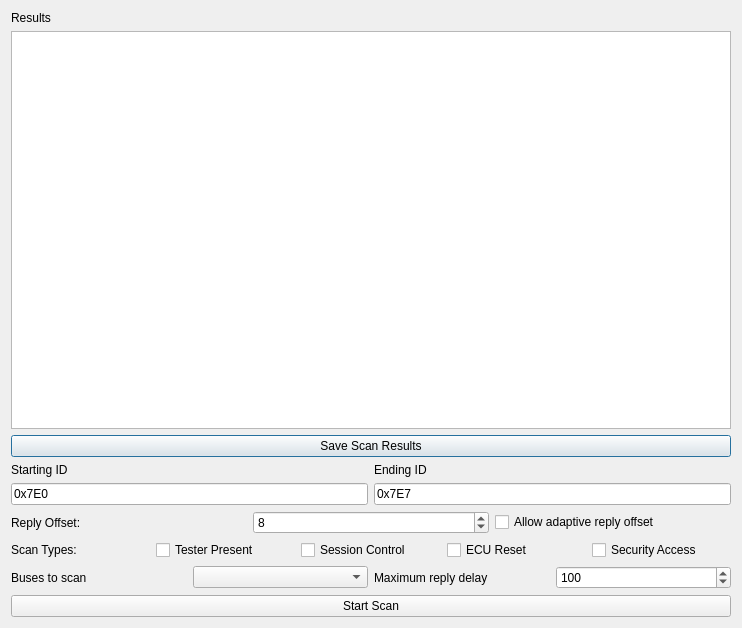
Qt form ui/udsscanwindow.ui (collin80/SavvyCAN) before a commit.
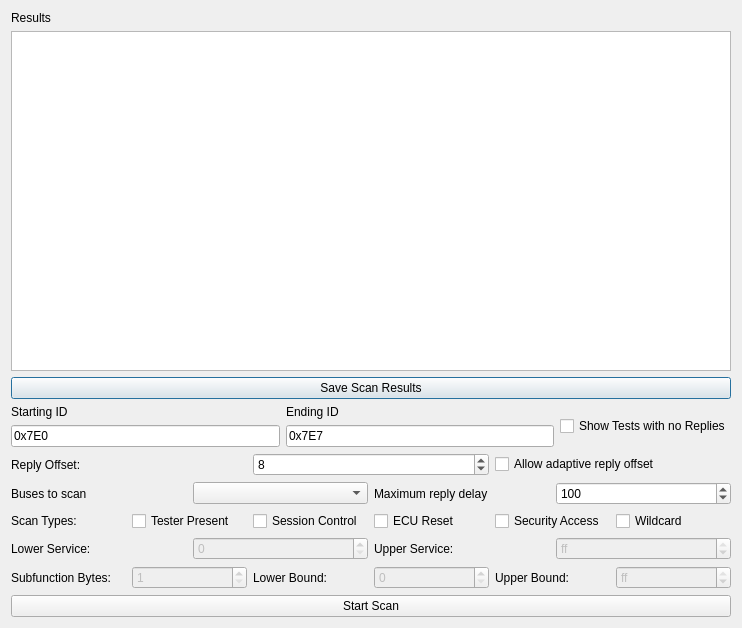
The same form after that commit.

Commit message: More implementation of UDS scanner - now output is colored and in tree format.

```diff
--- a/ui/udsscanwindow.ui
+++ b/ui/udsscanwindow.ui
@@ -22,7 +22,16 @@
     </widget>
    </item>
    <item>
-    <widget class="QListWidget" name="listResults"/>
+    <widget class="QTreeWidget" name="treeResults">
+     <attribute name="headerVisible">
+      <bool>false</bool>
+     </attribute>
+     <column>
+      <property name="text">
+       <string notr="true">1</string>
+      </property>
+     </column>
+    </widget>
    </item>
    <item>
     <widget class="QPushButton" name="btnSaveResults">
@@ -69,6 +78,13 @@
        </item>
       </layout>
      </item>
+     <item>
+      <widget class="QCheckBox" name="ckShowNoReply">
+       <property name="text">
+        <string>Show Tests with no Replies</string>
+       </property>
+      </widget>
+     </item>
     </layout>
    </item>
    <item>
@@ -102,45 +118,6 @@
      </item>
     </layout>
    </item>
-   <item>
-    <layout class="QHBoxLayout" name="horizontalLayout_2">
-     <item>
-      <widget class="QLabel" name="label_6">
-       <property name="text">
-        <string>Scan Types:</string>
-       </property>
-      </widget>
-     </item>
-     <item>
-      <widget class="QCheckBox" name="ckTester">
-       <property name="text">
-        <string>Tester Present</string>
-       </property>
-      </widget>
-     </item>
-     <item>
-      <widget class="QCheckBox" name="ckSession">
-       <property name="text">
-        <string>Session Control</string>
-       </property>
-      </widget>
-     </item>
-     <item>
-      <widget class="QCheckBox" name="ckReset">
-       <property name="text">
-        <string>ECU Reset</string>
-       </property>
-      </widget>
-     </item>
-     <item>
-      <widget class="QCheckBox" name="ckSecurity">
-       <property name="text">
-        <string>Security Access</string>
-       </property>
-      </widget>
-     </item>
-    </layout>
-   </item>
    <item>
     <layout class="QHBoxLayout" name="horizontalLayout_3">
      <item>
@@ -178,6 +155,169 @@
      </item>
     </layout>
    </item>
+   <item>
+    <layout class="QHBoxLayout" name="horizontalLayout_2">
+     <item>
+      <widget class="QLabel" name="label_6">
+       <property name="text">
+        <string>Scan Types:</string>
+       </property>
+      </widget>
+     </item>
+     <item>
+      <widget class="QCheckBox" name="ckTester">
+       <property name="text">
+        <string>Tester Present</string>
+       </property>
+      </widget>
+     </item>
+     <item>
+      <widget class="QCheckBox" name="ckSession">
+       <property name="text">
+        <string>Session Control</string>
+       </property>
+      </widget>
+     </item>
+     <item>
+      <widget class="QCheckBox" name="ckReset">
+       <property name="text">
+        <string>ECU Reset</string>
+       </property>
+      </widget>
+     </item>
+     <item>
+      <widget class="QCheckBox" name="ckSecurity">
+       <property name="text">
+        <string>Security Access</string>
+       </property>
+      </widget>
+     </item>
+     <item>
+      <widget class="QCheckBox" name="ckWildcard">
+       <property name="text">
+        <string>Wildcard</string>
+       </property>
+      </widget>
+     </item>
+    </layout>
+   </item>
+   <item>
+    <layout class="QHBoxLayout" name="horizontalLayout_6">
+     <item>
+      <widget class="QLabel" name="label_11">
+       <property name="text">
+        <string>Lower Service:</string>
+       </property>
+      </widget>
+     </item>
+     <item>
+      <widget class="QSpinBox" name="spinLowerService">
+       <property name="enabled">
+        <bool>false</bool>
+       </property>
+       <property name="maximum">
+        <number>255</number>
+       </property>
+       <property name="displayIntegerBase">
+        <number>16</number>
+       </property>
+      </widget>
+     </item>
+     <item>
+      <widget class="QLabel" name="label_12">
+       <property name="text">
+        <string>Upper Service:</string>
+       </property>
+      </widget>
+     </item>
+     <item>
+      <widget class="QSpinBox" name="spinUpperService">
+       <property name="enabled">
+        <bool>false</bool>
+       </property>
+       <property name="maximum">
+        <number>255</number>
+       </property>
+       <property name="value">
+        <number>255</number>
+       </property>
+       <property name="displayIntegerBase">
+        <number>16</number>
+       </property>
+      </widget>
+     </item>
+    </layout>
+   </item>
+   <item>
+    <layout class="QHBoxLayout" name="horizontalLayout_5">
+     <item>
+      <widget class="QLabel" name="label_8">
+       <property name="text">
+        <string>Subfunction Bytes:</string>
+       </property>
+      </widget>
+     </item>
+     <item>
+      <widget class="QSpinBox" name="spinNumBytes">
+       <property name="enabled">
+        <bool>false</bool>
+       </property>
+       <property name="minimum">
+        <number>1</number>
+       </property>
+       <property name="maximum">
+        <number>4</number>
+       </property>
+       <property name="value">
+        <number>1</number>
+       </property>
+      </widget>
+     </item>
+     <item>
+      <widget class="QLabel" name="label_9">
+       <property name="text">
+        <string>Lower Bound:</string>
+       </property>
+      </widget>
+     </item>
+     <item>
+      <widget class="QSpinBox" name="spinLowerSubfunc">
+       <property name="enabled">
+        <bool>false</bool>
+       </property>
+       <property name="maximum">
+        <number>255</number>
+       </property>
+       <property name="displayIntegerBase">
+        <number>16</number>
+       </property>
+      </widget>
+     </item>
+     <item>
+      <widget class="QLabel" name="label_10">
+       <property name="text">
+        <string>Upper Bound:</string>
+       </property>
+      </widget>
+     </item>
+     <item>
+      <widget class="QSpinBox" name="spinUpperSubfunc">
+       <property name="enabled">
+        <bool>false</bool>
+       </property>
+       <property name="maximum">
+        <number>255</number>
+       </property>
+       <property name="value">
+        <number>255</number>
+       </property>
+       <property name="displayIntegerBase">
+        <number>16</number>
+       </property>
+      </widget>
+     </item>
+    </layout>
+   </item>
    <item>
     <widget class="QPushButton" name="btnScan">
      <property name="text">
```
The commit also changes 5 other files.
